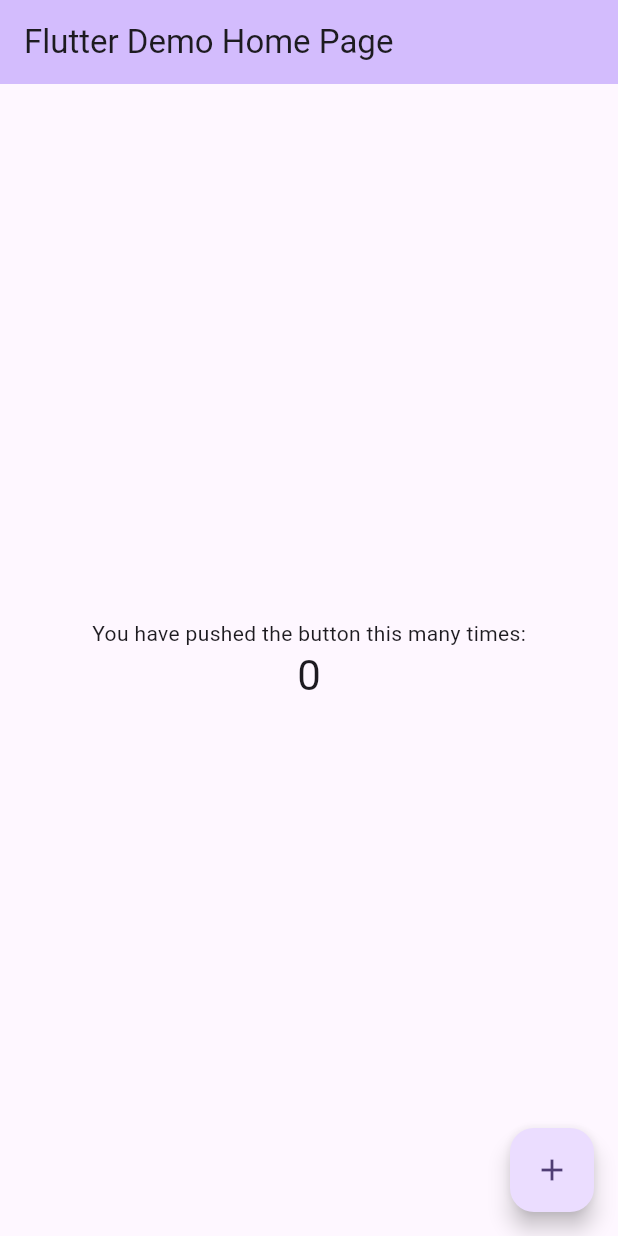
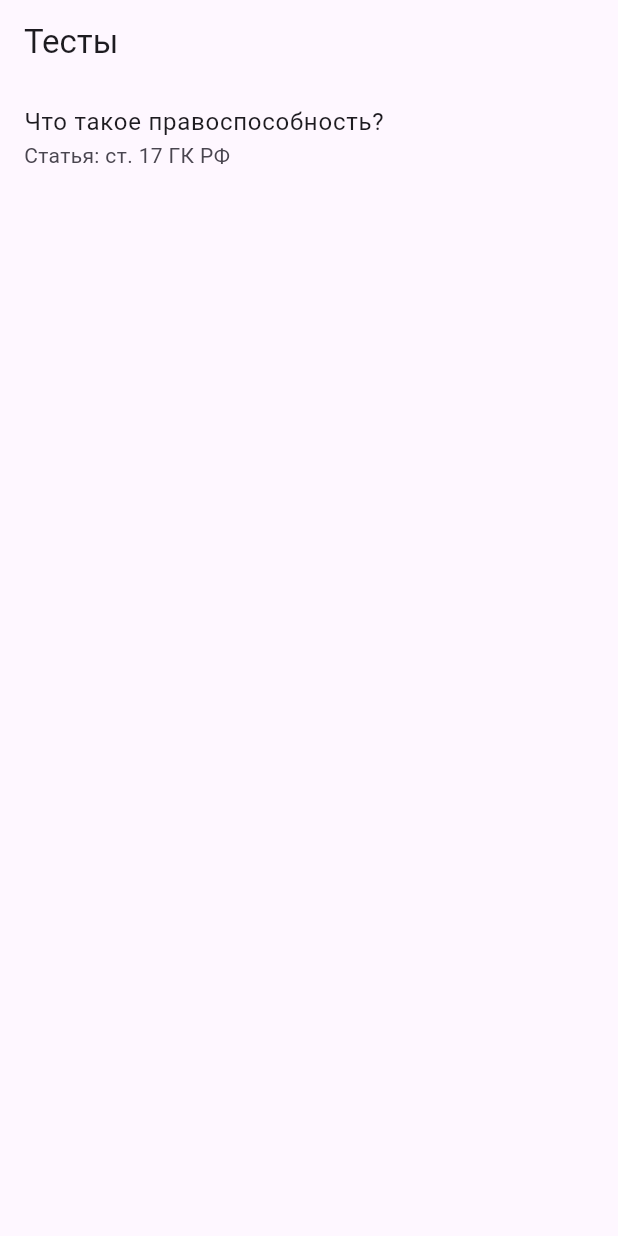
Before and after one commit to Jastline/mylawyer, a Flutter app: the screen it shows after launch, on a phone screen of 412 x 824 dp. Run offline on Flutter 3.47's test engine with Material 3 defaults, Android fonts, the phone set to English and light mode, and no system bars; our stand-ins replace sqflite; accounts and stored records are empty.

Commit message:
Тест работы
заебись

```diff
--- a/lib/main.dart
+++ b/lib/main.dart
@@ -1,122 +1,77 @@
 import 'package:flutter/material.dart';
+import 'test_model.dart';
+import 'db_helper.dart';
 
-void main() {
+void main() async {
+  WidgetsFlutterBinding.ensureInitialized();
+
+  final db = DBHelper();
+  final existing = await db.getTests();
+  if (existing.isEmpty) {
+    await db.insertTest(TestModel(
+      question: 'Что такое правоспособность?',
+      options: ['Способность иметь права', 'Способность их исполнять', 'Обязанность соблюдать закон'],
+      correctIndex: 0,
+      lawReference: 'ст. 17 ГК РФ',
+    ));
+  }
+
   runApp(const MyApp());
 }
 
 class MyApp extends StatelessWidget {
   const MyApp({super.key});
-
-  // This widget is the root of your application.
   @override
   Widget build(BuildContext context) {
     return MaterialApp(
-      title: 'Flutter Demo',
-      theme: ThemeData(
-        // This is the theme of your application.
-        //
-        // TRY THIS: Try running your application with "flutter run". You'll see
-        // the application has a purple toolbar. Then, without quitting the app,
-        // try changing the seedColor in the colorScheme below to Colors.green
-        // and then invoke "hot reload" (save your changes or press the "hot
-        // reload" button in a Flutter-supported IDE, or press "r" if you used
-        // the command line to start the app).
-        //
-        // Notice that the counter didn't reset back to zero; the application
-        // state is not lost during the reload. To reset the state, use hot
-        // restart instead.
-        //
-        // This works for code too, not just values: Most code changes can be
-        // tested with just a hot reload.
-        colorScheme: ColorScheme.fromSeed(seedColor: Colors.deepPurple),
-      ),
-      home: const MyHomePage(title: 'Flutter Demo Home Page'),
+      title: 'MyLawyer',
+      theme: ThemeData(primarySwatch: Colors.indigo),
+      home: const TestsScreen(),
     );
   }
 }
 
-class MyHomePage extends StatefulWidget {
-  const MyHomePage({super.key, required this.title});
+class TestsScreen extends StatefulWidget {
+  const TestsScreen({super.key});
+  @override
+  State<TestsScreen> createState() => _TestsScreenState();
+}
 
-  // This widget is the home page of your application. It is stateful, meaning
-  // that it has a State object (defined below) that contains fields that affect
-  // how it looks.
-
-  // This class is the configuration for the state. It holds the values (in this
-  // case the title) provided by the parent (in this case the App widget) and
-  // used by the build method of the State. Fields in a Widget subclass are
-  // always marked "final".
-
-  final String title;
+class _TestsScreenState extends State<TestsScreen> {
+  List<TestModel> _tests = [];
+  bool _isLoading = true;
 
   @override
-  State<MyHomePage> createState() => _MyHomePageState();
-}
+  void initState() {
+    super.initState();
+    _loadTests();
+  }
 
-class _MyHomePageState extends State<MyHomePage> {
-  int _counter = 0;
-
-  void _incrementCounter() {
+  Future<void> _loadTests() async {
+    final db = DBHelper();
+    final data = await db.getTests();
     setState(() {
-      // This call to setState tells the Flutter framework that something has
-      // changed in this State, which causes it to rerun the build method below
-      // so that the display can reflect the updated values. If we changed
-      // _counter without calling setState(), then the build method would not be
-      // called again, and so nothing would appear to happen.
-      _counter++;
+      _tests = data;
+      _isLoading = false;
     });
   }
 
   @override
   Widget build(BuildContext context) {
-    // This method is rerun every time setState is called, for instance as done
-    // by the _incrementCounter method above.
-    //
-    // The Flutter framework has been optimized to make rerunning build methods
-    // fast, so that you can just rebuild anything that needs updating rather
-    // than having to individually change instances of widgets.
     return Scaffold(
-      appBar: AppBar(
-        // TRY THIS: Try changing the color here to a specific color (to
-        // Colors.amber, perhaps?) and trigger a hot reload to see the AppBar
-        // change color while the other colors stay the same.
-        backgroundColor: Theme.of(context).colorScheme.inversePrimary,
-        // Here we take the value from the MyHomePage object that was created by
-        // the App.build method, and use it to set our appbar title.
-        title: Text(widget.title),
+      appBar: AppBar(title: const Text('Тесты')),
+      body: _isLoading
+          ? const Center(child: CircularProgressIndicator())
+          : ListView.builder(
+        itemCount: _tests.length,
+        itemBuilder: (context, index) {
+          final test = _tests[index];
+          return ListTile(
+            title: Text(test.question),
+            subtitle: Text('Статья: ${test.lawReference}'),
+          );
+        },
       ),
-      body: Center(
-        // Center is a layout widget. It takes a single child and positions it
-        // in the middle of the parent.
-        child: Column(
-          // Column is also a layout widget. It takes a list of children and
-          // arranges them vertically. By default, it sizes itself to fit its
-          // children horizontally, and tries to be as tall as its parent.
-          //
-          // Column has various properties to control how it sizes itself and
-          // how it positions its children. Here we use mainAxisAlignment to
-          // center the children vertically; the main axis here is the vertical
-          // axis because Columns are vertical (the cross axis would be
-          // horizontal).
-          //
-          // TRY THIS: Invoke "debug painting" (choose the "Toggle Debug Paint"
-          // action in the IDE, or press "p" in the console), to see the
-          // wireframe for each widget.
-          mainAxisAlignment: MainAxisAlignment.center,
-          children: <Widget>[
-            const Text('You have pushed the button this many times:'),
-            Text(
-              '$_counter',
-              style: Theme.of(context).textTheme.headlineMedium,
-            ),
-          ],
-        ),
-      ),
-      floatingActionButton: FloatingActionButton(
-        onPressed: _incrementCounter,
-        tooltip: 'Increment',
-        child: const Icon(Icons.add),
-      ), // This trailing comma makes auto-formatting nicer for build methods.
     );
   }
 }
--- /dev/null
+++ b/lib/test_model.dart
@@ -0,0 +1,35 @@
+class TestModel {
+  final int? id;
+  final String question;
+  final List<String> options;
+  final int correctIndex;
+  final String lawReference;
+
+  TestModel({
+    this.id,
+    required this.question,
+    required this.options,
+    required this.correctIndex,
+    required this.lawReference,
+  });
+
+  Map<String, dynamic> toMap() {
+    return {
+      'id': id,
+      'question': question,
+      'options': options.join('|'),
+      'correctIndex': correctIndex,
+      'lawReference': lawReference,
+    };
+  }
+
+  factory TestModel.fromMap(Map<String, dynamic> map) {
+    return TestModel(
+      id: map['id'],
+      question: map['question'],
+      options: (map['options'] as String).split('|'),
+      correctIndex: map['correctIndex'],
+      lawReference: map['lawReference'],
+    );
+  }
+}
```
Also changed, not shown: lib/db_helper.dart (added, +42 -0 lines).
